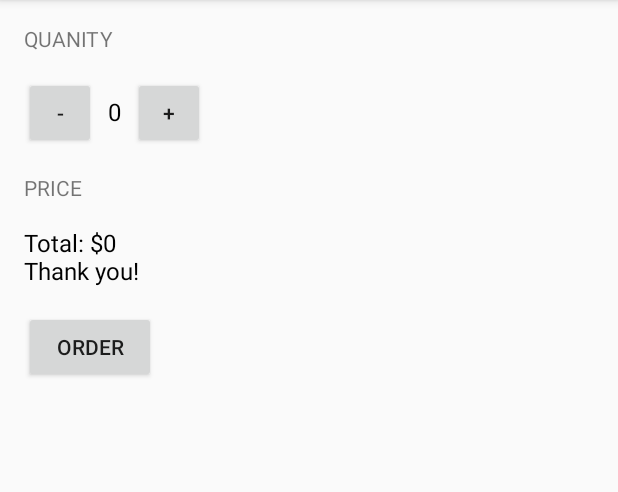
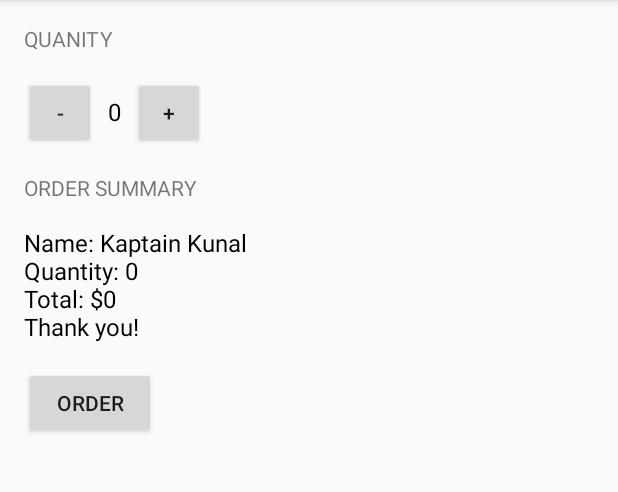
Before and after one commit to pivotal-samantha-mar/JustJava, an Android app: the screen it shows after launch (MainActivity), after a tap on "ORDER", on a phone screen of 412 x 824 dp, the part 84-576 px from its top. Run offline under Robolectric (Android 15) with nearby library versions, the phone set to English and light mode, and no system bars.

Commit message:
Update with order summary

```diff
--- a/app/src/main/java/com/example/pivotal/justjava/MainActivity.java
+++ b/app/src/main/java/com/example/pivotal/justjava/MainActivity.java
@@ -31,23 +31,26 @@ public class MainActivity extends AppCompatActivity {
      */
     public void submitOrder(View view) {
 
+            int price = calculatePrice(quantity);
+            //String priceMessage = "Total: " + "$" +price + "\nThank you!";
+            //displayMessage(priceMessage);
+            //displayPrice(price);
+            displayMessage(createOrderSummary(price));
 
-            String priceMessage = "Total: " + "$" +quantity*5 + "\nThank you!";
-            displayMessage(priceMessage);
 
     }
 
     public void increment(View view) {
 
         quantity++;
-        display(quantity);
+        displayQuantity(quantity);
     }
 
     public void decrement(View view) {
 
         if (quantity >0) {
             quantity--;
-            display(quantity);
+            displayQuantity(quantity);
         }
     }
 
@@ -61,23 +64,30 @@ public class MainActivity extends AppCompatActivity {
     /**
      * This method displays the given quantity value on the screen.
      */
-    private void display(int number) {
+    private void displayQuantity(int amount) {
         TextView quantityTextView = (TextView) findViewById(R.id.quantity_text_view);
-        quantityTextView.setText("" + number);
-    }
-
-    private void displayPrice(int number) {
-        TextView priceTextView = (TextView) findViewById(R.id.price_text_view);
-        priceTextView.setText(NumberFormat.getCurrencyInstance().format(number));
-
+        quantityTextView.setText("" + amount);
     }
 
     /**
      * This method displays the given text on the screen.
      */
     private void displayMessage(String message) {
-        TextView priceTextView = (TextView) findViewById(R.id.price_text_view);
-        priceTextView.setText(message);
+        TextView orderSummaryTextView = (TextView) findViewById(R.id.order_summary_text_view);
+        orderSummaryTextView.setText(message);
+    }
+
+    private String createOrderSummary (int price) {
+
+        String priceMessage = "Name: Kaptain Kunal \n" + "Quantity: " + quantity+ "\n" + "Total: $" + price +"\n" +"Thank you!";
+        return priceMessage;
+
+
+    }
+
+    private int calculatePrice (int quantity) {
+
+        return quantity*5;
     }
 
 
--- a/app/src/main/res/layout/activity_main.xml
+++ b/app/src/main/res/layout/activity_main.xml
@@ -53,13 +53,13 @@
     <TextView
         android:layout_width="wrap_content"
         android:layout_height="wrap_content"
-        android:text="Price"
+        android:text="order summary"
         android:layout_marginBottom="16dp"
         android:textAllCaps="true" />
 
 
     <TextView
-        android:id="@+id/price_text_view"
+        android:id="@+id/order_summary_text_view"
         android:layout_width="wrap_content"
         android:layout_height="wrap_content"
         android:text="$0"
```
